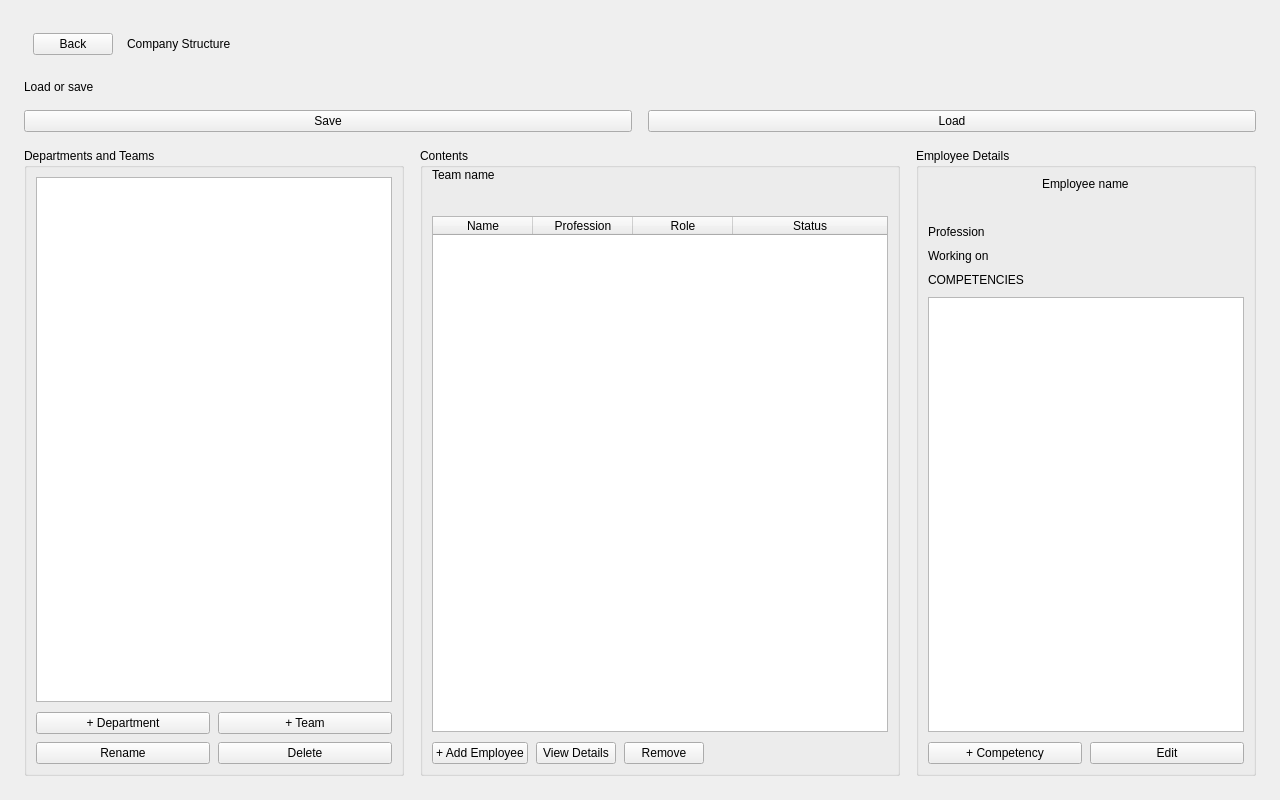
Brett-Pitts/COS214Project, file GUI/companypage.ui: the form before one commit.
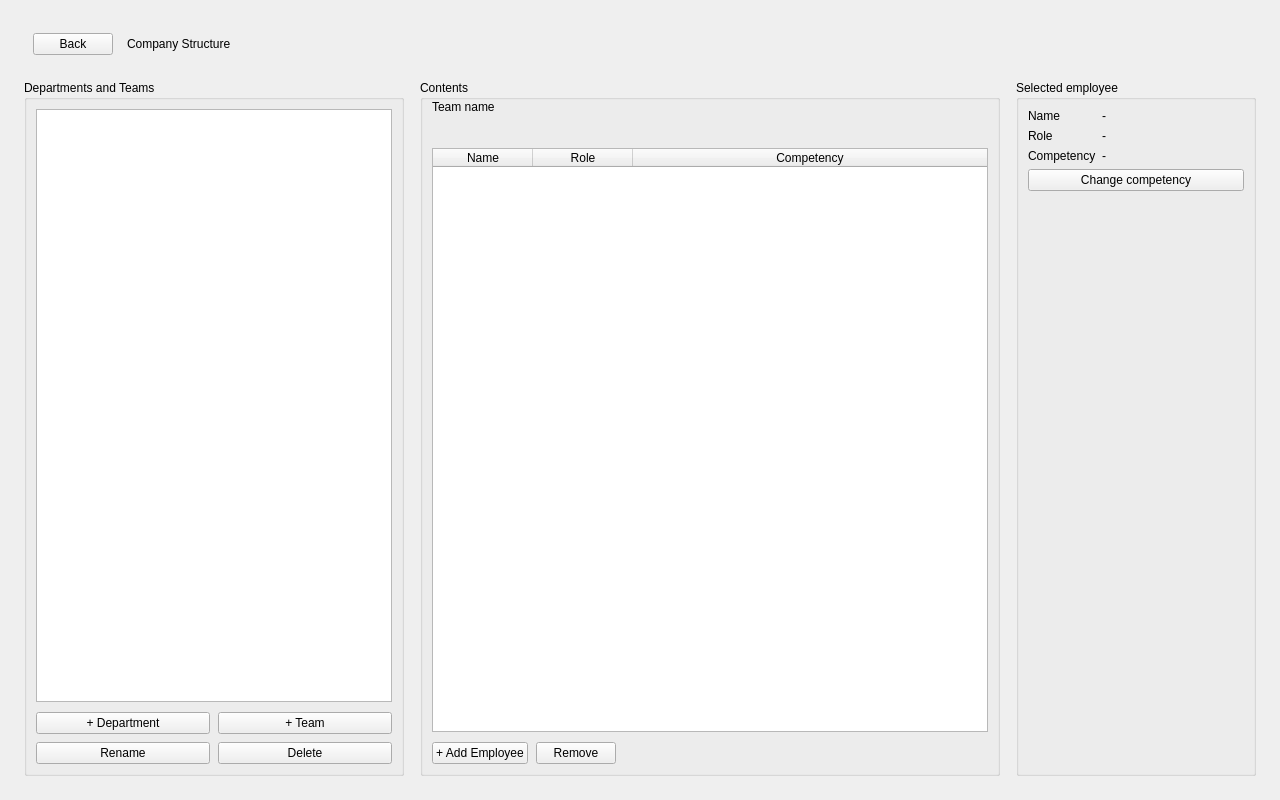
The form after the commit. The open tabs and pages were chosen to show the change.

```diff
--- a/GUI/companypage.ui
+++ b/GUI/companypage.ui
@@ -74,31 +74,6 @@
      </layout>
     </widget>
    </item>
-   <item>
-    <widget class="QLabel" name="label">
-     <property name="text">
-      <string>Load or save</string>
-     </property>
-    </widget>
-   </item>
-   <item>
-    <layout class="QHBoxLayout" name="horizontalLayout">
-     <item>
-      <widget class="QPushButton" name="pushButton_2">
-       <property name="text">
-        <string>Save</string>
-       </property>
-      </widget>
-     </item>
-     <item>
-      <widget class="QPushButton" name="pushButton">
-       <property name="text">
-        <string>Load</string>
-       </property>
-      </widget>
-     </item>
-    </layout>
-   </item>
    <item>
     <layout class="QHBoxLayout" name="bodyLayout">
      <property name="spacing">
@@ -352,11 +327,6 @@
                 <string>Name</string>
                </property>
               </column>
-              <column>
-               <property name="text">
-                <string>Profession</string>
-               </property>
-              </column>
               <column>
                <property name="text">
                 <string>Role</string>
@@ -364,7 +334,7 @@
               </column>
               <column>
                <property name="text">
-                <string>Status</string>
+                <string>Competency</string>
                </property>
               </column>
              </widget>
@@ -384,13 +354,6 @@
                 </property>
                </widget>
               </item>
-              <item>
-               <widget class="QPushButton" name="viewEmployeeButton">
-                <property name="text">
-                 <string>View Details</string>
-                </property>
-               </widget>
-              </item>
               <item>
                <widget class="QPushButton" name="removeEmployeeButton">
                 <property name="text">
@@ -425,126 +388,22 @@
      </item>
      <item>
       <widget class="QGroupBox" name="detailsBox">
-       <property name="minimumSize">
-        <size>
-         <width>300</width>
-         <height>0</height>
-        </size>
-       </property>
-       <property name="maximumSize">
-        <size>
-         <width>340</width>
-         <height>16777215</height>
-        </size>
-       </property>
-       <property name="title">
-        <string>Employee Details</string>
-       </property>
+       <property name="minimumSize"><size><width>240</width><height>0</height></size></property>
+       <property name="maximumSize"><size><width>300</width><height>16777215</height></size></property>
+       <property name="title"><string>Selected employee</string></property>
        <layout class="QVBoxLayout" name="detailsLayout">
-        <property name="spacing">
-         <number>10</number>
-        </property>
-        <item alignment="Qt::AlignHCenter">
-         <widget class="QLabel" name="employeeNameLabel">
-          <property name="text">
-           <string>Employee name</string>
-          </property>
-          <property name="variant" stdset="0">
-           <string notr="true">heading</string>
-          </property>
-         </widget>
-        </item>
-        <item alignment="Qt::AlignHCenter">
-         <widget class="QLabel" name="employeeRoleLabel">
-          <property name="text">
-           <string/>
-          </property>
-          <property name="variant" stdset="0">
-           <string notr="true">muted</string>
-          </property>
-         </widget>
-        </item>
         <item>
          <layout class="QFormLayout" name="detailsForm">
-          <property name="horizontalSpacing">
-           <number>14</number>
-          </property>
-          <property name="verticalSpacing">
-           <number>10</number>
-          </property>
-          <item row="0" column="0">
-           <widget class="QLabel" name="professionCaption">
-            <property name="text">
-             <string>Profession</string>
-            </property>
-            <property name="variant" stdset="0">
-             <string notr="true">muted</string>
-            </property>
-           </widget>
-          </item>
-          <item row="0" column="1">
-           <widget class="QLabel" name="professionValueLabel">
-            <property name="text">
-             <string/>
-            </property>
-           </widget>
-          </item>
-          <item row="1" column="0">
-           <widget class="QLabel" name="workCaption">
-            <property name="text">
-             <string>Working on</string>
-            </property>
-            <property name="variant" stdset="0">
-             <string notr="true">muted</string>
-            </property>
-           </widget>
-          </item>
-          <item row="1" column="1">
-           <widget class="QLabel" name="workValueLabel">
-            <property name="text">
-             <string/>
-            </property>
-            <property name="wordWrap">
-             <bool>true</bool>
-            </property>
-           </widget>
-          </item>
+          <item row="0" column="0"><widget class="QLabel" name="nameCaption"><property name="text"><string>Name</string></property></widget></item>
+          <item row="0" column="1"><widget class="QLabel" name="employeeNameLabel"><property name="text"><string>-</string></property></widget></item>
+          <item row="1" column="0"><widget class="QLabel" name="roleCaption"><property name="text"><string>Role</string></property></widget></item>
+          <item row="1" column="1"><widget class="QLabel" name="employeeRoleLabel"><property name="text"><string>-</string></property></widget></item>
+          <item row="2" column="0"><widget class="QLabel" name="competencyCaption"><property name="text"><string>Competency</string></property></widget></item>
+          <item row="2" column="1"><widget class="QLabel" name="competencyValueLabel"><property name="text"><string>-</string></property></widget></item>
          </layout>
         </item>
-        <item>
-         <widget class="QLabel" name="competenciesLabel">
-          <property name="text">
-           <string>COMPETENCIES</string>
-          </property>
-          <property name="variant" stdset="0">
-           <string notr="true">section</string>
-          </property>
-         </widget>
-        </item>
-        <item>
-         <widget class="QListWidget" name="competencyList"/>
-        </item>
-        <item>
-         <layout class="QHBoxLayout" name="detailsButtonsLayout">
-          <property name="spacing">
-           <number>8</number>
-          </property>
-          <item>
-           <widget class="QPushButton" name="addCompetencyButton">
-            <property name="text">
-             <string>+ Competency</string>
-            </property>
-           </widget>
-          </item>
-          <item>
-           <widget class="QPushButton" name="editEmployeeButton">
-            <property name="text">
-             <string>Edit</string>
-            </property>
-           </widget>
-          </item>
-         </layout>
-        </item>
+        <item><widget class="QPushButton" name="changeCompetencyButton"><property name="text"><string>Change competency</string></property></widget></item>
+        <item><spacer name="detailsSpacer"><property name="orientation"><enum>Qt::Vertical</enum></property><property name="sizeHint" stdset="0"><size><width>20</width><height>40</height></size></property></spacer></item>
        </layout>
       </widget>
      </item>
```
